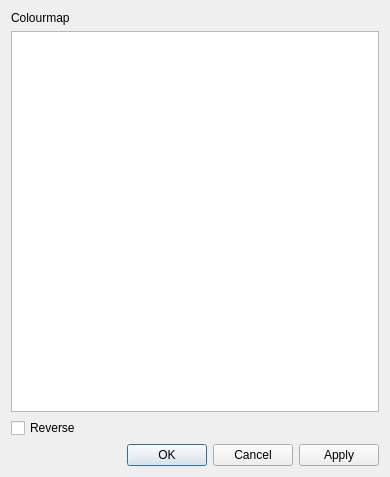
The window that src/resources/ui_display_options_dialog.ui (ianthomas23/QACD-quack) describes before a commit, drawn with Qt 5.
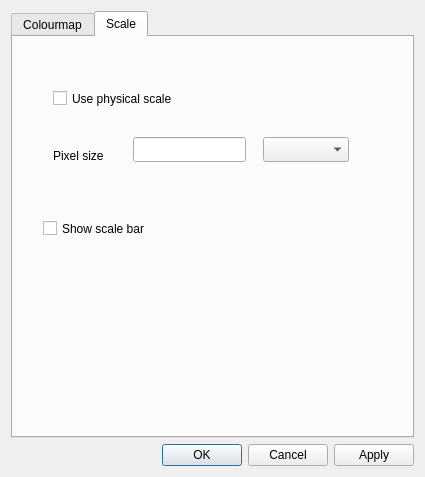
The same window after the commit.

Commit message: Added scale options to dialog

Diff of the .ui file:
```diff
--- a/src/resources/ui_display_options_dialog.ui
+++ b/src/resources/ui_display_options_dialog.ui
@@ -6,7 +6,7 @@
    <rect>
     <x>0</x>
     <y>0</y>
-    <width>390</width>
+    <width>425</width>
     <height>477</height>
    </rect>
   </property>
@@ -15,20 +15,103 @@
   </property>
   <layout class="QVBoxLayout" name="verticalLayout">
    <item>
-    <widget class="QLabel" name="label">
-     <property name="text">
-      <string>Colourmap</string>
+    <widget class="QTabWidget" name="tabWidget">
+     <property name="currentIndex">
+      <number>1</number>
      </property>
-    </widget>
-   </item>
-   <item>
-    <widget class="QListWidget" name="listWidget"/>
-   </item>
-   <item>
-    <widget class="QCheckBox" name="reverseCheckBox">
-     <property name="text">
-      <string>Reverse</string>
-     </property>
+     <widget class="QWidget" name="colourmapTab">
+      <attribute name="title">
+       <string>Colourmap</string>
+      </attribute>
+      <layout class="QVBoxLayout" name="verticalLayout">
+       <property name="leftMargin">
+        <number>9</number>
+       </property>
+       <property name="topMargin">
+        <number>9</number>
+       </property>
+       <property name="rightMargin">
+        <number>9</number>
+       </property>
+       <property name="bottomMargin">
+        <number>9</number>
+       </property>
+       <item>
+        <widget class="QListWidget" name="colourmapListWidget"/>
+       </item>
+       <item>
+        <widget class="QCheckBox" name="reverseCheckBox">
+         <property name="text">
+          <string>Reverse</string>
+         </property>
+        </widget>
+       </item>
+      </layout>
+     </widget>
+     <widget class="QWidget" name="scaleTab">
+      <attribute name="title">
+       <string>Scale</string>
+      </attribute>
+      <widget class="QCheckBox" name="useScaleCheckBox">
+       <property name="geometry">
+        <rect>
+         <x>40</x>
+         <y>50</y>
+         <width>211</width>
+         <height>23</height>
+        </rect>
+       </property>
+       <property name="text">
+        <string>Use physical scale</string>
+       </property>
+      </widget>
+      <widget class="QLabel" name="pixelSizeLabel">
+       <property name="geometry">
+        <rect>
+         <x>40</x>
+         <y>110</y>
+         <width>64</width>
+         <height>17</height>
+        </rect>
+       </property>
+       <property name="text">
+        <string>Pixel size</string>
+       </property>
+      </widget>
+      <widget class="QComboBox" name="unitsComboBox">
+       <property name="geometry">
+        <rect>
+         <x>250</x>
+         <y>100</y>
+         <width>86</width>
+         <height>25</height>
+        </rect>
+       </property>
+      </widget>
+      <widget class="QCheckBox" name="showScaleBarCheckBox">
+       <property name="geometry">
+        <rect>
+         <x>30</x>
+         <y>180</y>
+         <width>181</width>
+         <height>23</height>
+        </rect>
+       </property>
+       <property name="text">
+        <string>Show scale bar</string>
+       </property>
+      </widget>
+      <widget class="QLineEdit" name="pixelSizeLineEdit">
+       <property name="geometry">
+        <rect>
+         <x>120</x>
+         <y>100</y>
+         <width>113</width>
+         <height>25</height>
+        </rect>
+       </property>
+      </widget>
+     </widget>
     </widget>
    </item>
    <item>
```
The commit also changes 4 other files.
